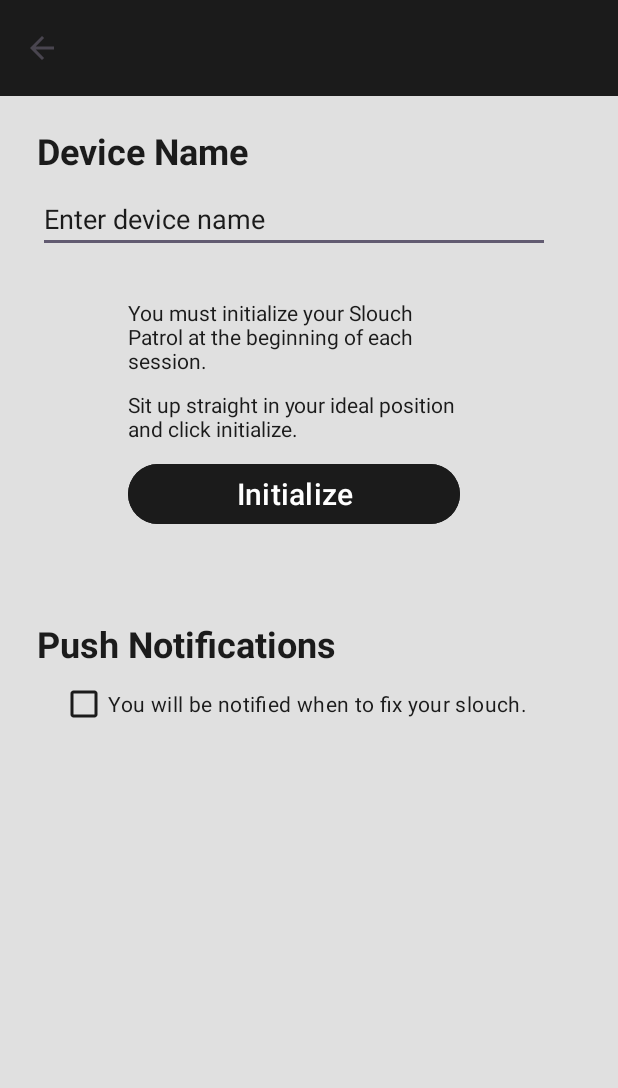
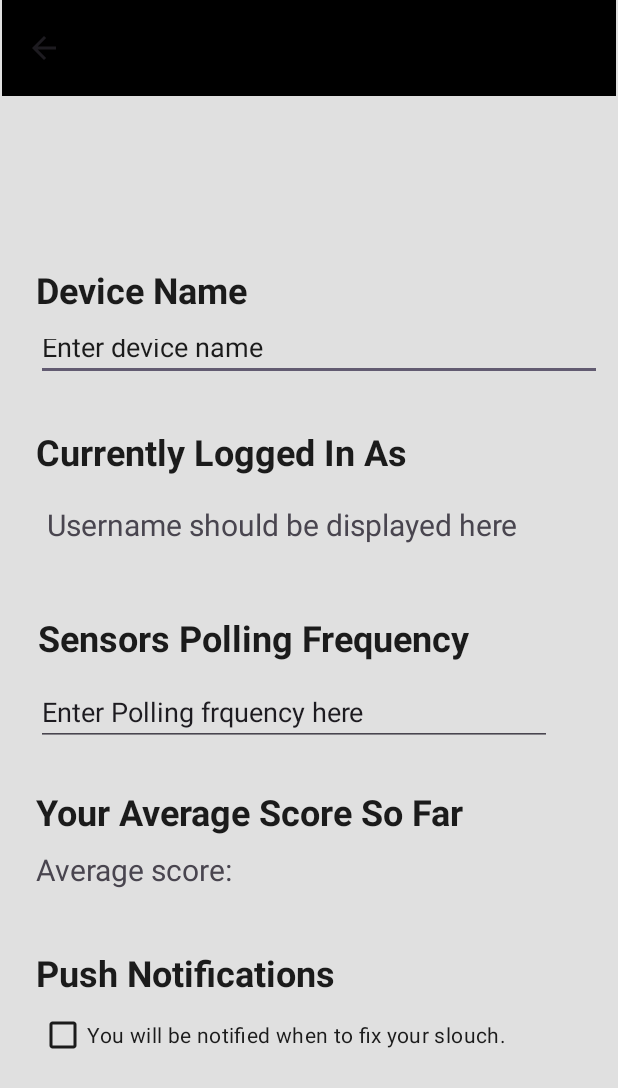
Before and after one commit to KhaledElshokri/Slouch-Patrol, an Android app: the SettingsActivity screen opened directly, with no data from a screen before it, on a phone screen of 412 x 824 dp. Shown: the top 1088 px of the screen. Run offline under Robolectric (Android 15) with nearby library versions, the phone set to English and light mode, and no system bars.

Commit message:
Refactored Settings page, and added changing pic depending on the score

```diff
--- a/SlouchPatrolApp/app/src/main/java/com/example/slouch_patrol_app/Controller/Activities/MainActivity.java
+++ b/SlouchPatrolApp/app/src/main/java/com/example/slouch_patrol_app/Controller/Activities/MainActivity.java
@@ -9,6 +9,7 @@
 
 import android.view.View;
 import android.widget.ImageButton;
+import android.widget.ImageView;
 import android.widget.RelativeLayout;
 import android.widget.TextView;
 import android.widget.Toast;
@@ -39,6 +40,7 @@
     private DatabaseHelper databaseHelper;
     private SharedPreferencesHelper sharedPreferencesHelper;
     private PostureCalculator postureCalculator;
+    private ImageView officerState;
 
     // SENSOR OBJECTS
     private SensorDataFetcher dataFetcher = new SensorDataFetcher();
@@ -64,6 +66,8 @@
 
         // Initialize Button + Score Display
         ImageButton stopButton = findViewById(R.id.stop_button);
+        officerState = findViewById(R.id.Officer_Image);
+        officerState.setImageResource(R.drawable.happy_officer);
         textViewScore = findViewById(R.id.textViewScore);
         relativeLayout = findViewById(R.id.relativeLayoutFields);
 
@@ -225,6 +229,19 @@
                     databaseHelper.addPostureScoreForCurrentUser(username, postureScore, String.valueOf(System.currentTimeMillis()));
                 }
 
+                if(postureScore > 75)
+                {
+                    officerState.setImageResource(R.drawable.happy_officer);
+                }
+                else if(postureScore > 50)
+                {
+                    officerState.setImageResource(R.drawable.mad_officer);
+                }
+                else
+                {
+                    officerState.setImageResource(R.drawable.extreme_officer);
+                }
+
                 runOnUiThread(() -> {
                     textViewScore.setText(String.valueOf(postureScore));
                 });
--- a/SlouchPatrolApp/app/src/main/java/com/example/slouch_patrol_app/Controller/Activities/SettingsActivity.java
+++ b/SlouchPatrolApp/app/src/main/java/com/example/slouch_patrol_app/Controller/Activities/SettingsActivity.java
@@ -28,9 +28,7 @@
     private SharedPreferencesHelper sharedPreferencesHelper;
     private DeviceSettings deviceSettings;
     private EditText deviceNameTextView;
-    private TextView lastInitializedTextView;
     private CheckBox notifSettingsCheckBox;
-    private Button initializeButton;
 
     @Override
     protected void onCreate(Bundle savedInstanceState) {
@@ -58,15 +56,8 @@
 
         // Initialize Dynamic UI Elements
         deviceNameTextView = findViewById(R.id.editDeviceName);
-        lastInitializedTextView = findViewById(R.id.lastInitialized);
         notifSettingsCheckBox = findViewById(R.id.notifCheckbox);
-        initializeButton = findViewById(R.id.buttonInitialize);
 
-        // Set Up Button Click Listener
-        initializeButton.setOnClickListener(new View.OnClickListener() {
-            // Trigger Initialize on Click
-            public void onClick(View v) { onClickInitialize(sharedPreferencesHelper); }
-        });
     }
 
     //allow toolbar to route back to parent activity
@@ -113,8 +104,6 @@
             deviceSettings.setConnectionStatus("CONNECTED");
             sharedPreferencesHelper.saveDeviceSettings(deviceSettings);
 
-            lastInitializedTextView.setText(deviceSettings.getLastInitialized());
-
             // Init the Device -> Calibration, etc.
             // TODO: Implement fragment to allow user to calibrate device + redirect to main activity
         }
@@ -130,10 +119,6 @@
             // Set Device Name
             deviceNameTextView.setText(deviceSettings.getDeviceName());
         }
-        if (deviceSettings.getLastInitialized()!=null){
-            // Set Last Initialized
-            lastInitializedTextView.setText(deviceSettings.getLastInitialized());
-        }
         if (deviceSettings.isPushNotifications()){
             // Set Notif Settings
             notifSettingsCheckBox.setChecked(deviceSettings.isPushNotifications());
--- a/SlouchPatrolApp/app/src/main/res/layout/activity_main.xml
+++ b/SlouchPatrolApp/app/src/main/res/layout/activity_main.xml
@@ -23,12 +23,17 @@
 
 
     <!-- Relative layout for the circle and score -->
+
+    <!-- BOTTOM RECTANGLE -->
+
     <RelativeLayout
         android:id="@+id/relativeLayoutFields"
-        android:layout_width="match_parent"
-        android:layout_height="500dp"
+        android:layout_width="412dp"
+        android:layout_height="329dp"
+        android:layout_marginTop="200dp"
+
         app:layout_constraintEnd_toEndOf="parent"
-
+        app:layout_constraintHorizontal_bias="0.0"
         app:layout_constraintStart_toStartOf="parent"
         app:layout_constraintTop_toBottomOf="@id/connectionStatus">
 
@@ -64,7 +69,6 @@
             android:textSize="60sp" />
     </RelativeLayout>
 
-    <!-- BOTTOM RECTANGLE -->
     <androidx.constraintlayout.widget.ConstraintLayout
         android:layout_width="match_parent"
         android:layout_height="150dp"
@@ -89,5 +93,19 @@
 
     </androidx.constraintlayout.widget.ConstraintLayout>
 
+    <ImageView
+        android:id="@+id/Officer_Image"
+        android:layout_width="221dp"
+        android:layout_height="279dp"
+        android:layout_marginStart="107dp"
+        android:layout_marginTop="27dp"
+        android:layout_marginEnd="83dp"
+        android:layout_marginBottom="425dp"
+        app:layout_constraintBottom_toBottomOf="parent"
+        app:layout_constraintEnd_toEndOf="parent"
+        app:layout_constraintStart_toStartOf="parent"
+        app:layout_constraintTop_toTopOf="parent"
+        app:srcCompat="@drawable/happy_officer" />
+
 
 </androidx.constraintlayout.widget.ConstraintLayout>
--- a/SlouchPatrolApp/app/src/main/res/layout/activity_settings.xml
+++ b/SlouchPatrolApp/app/src/main/res/layout/activity_settings.xml
@@ -8,139 +8,204 @@
     android:background="@color/background_color"
     tools:context=".Controller.Activities.SettingsActivity">
 
-    <com.google.android.material.appbar.AppBarLayout
-        android:id="@+id/appBarLayout"
-        android:layout_width="0dp"
-        android:layout_height="wrap_content"
-        android:fitsSystemWindows="true"
-        app:layout_constraintEnd_toEndOf="parent"
-        app:layout_constraintStart_toStartOf="parent"
-        app:layout_constraintTop_toTopOf="parent">
-
-        <com.google.android.material.appbar.MaterialToolbar
-            android:id="@+id/toolbar"
-            android:layout_width="match_parent"
-            android:layout_height="?attr/actionBarSize"
-            android:background="@color/primary_color" />
-
-
-    </com.google.android.material.appbar.AppBarLayout>
-
-    <TextView
-        android:id="@+id/textViewDeviceName"
-        android:layout_width="343dp"
-        android:layout_height="39dp"
-        android:layout_marginStart="25dp"
-        android:layout_marginTop="20dp"
-        android:layout_marginEnd="45dp"
-        android:text="Device Name"
-        android:textColor="@color/primary_color"
-        android:textColorLink="@color/primary_dark"
-        android:textSize="24sp"
-        android:textStyle="bold"
-        app:layout_constraintEnd_toEndOf="parent"
-        app:layout_constraintStart_toStartOf="parent"
-        app:layout_constraintTop_toBottomOf="@+id/appBarLayout" />
-
     <EditText
         android:id="@+id/editDeviceName"
-        android:layout_width="match_parent"
-        android:layout_height="wrap_content"
-        android:layout_marginStart="25dp"
-        android:layout_marginEnd="45dp"
+        android:layout_width="377dp"
+        android:layout_height="38dp"
+        android:layout_marginStart="24dp"
+        android:layout_marginEnd="3dp"
+        android:layout_marginBottom="570dp"
         android:hint="Enter device name"
         android:inputType="text"
         android:textColor="@color/primary_color"
         android:textColorHighlight="@color/primary_color"
         android:textColorHint="@color/primary_color"
+        app:layout_constraintBottom_toBottomOf="parent"
         app:layout_constraintEnd_toEndOf="parent"
-        app:layout_constraintHorizontal_bias="1.0"
+        app:layout_constraintHorizontal_bias="0.0"
         app:layout_constraintStart_toStartOf="parent"
-        app:layout_constraintTop_toBottomOf="@+id/textViewDeviceName" />
+        app:layout_constraintTop_toBottomOf="@+id/textViewDeviceName"
+        app:layout_constraintVertical_bias="0.0" />
 
     <TextView
-        android:id="@+id/infoText1"
-        android:layout_width="0dp"
-        android:layout_height="wrap_content"
-        android:layout_marginStart="60dp"
-        android:layout_marginTop="30dp"
-        android:layout_marginEnd="60dp"
-        android:text="You must initialize your Slouch Patrol at the beginning of each session. "
+        android:id="@+id/textViewDeviceName4"
+        android:layout_width="343dp"
+        android:layout_height="39dp"
+        android:layout_marginStart="24dp"
+        android:layout_marginTop="432dp"
+        android:layout_marginEnd="45dp"
+        android:layout_marginBottom="260dp"
+        android:text="Your Average Score So Far"
         android:textColor="@color/primary_color"
-        app:layout_constraintEnd_toEndOf="@+id/editDeviceName"
-        app:layout_constraintStart_toStartOf="@+id/editDeviceName"
-        app:layout_constraintTop_toBottomOf="@+id/editDeviceName" />
+        android:textColorLink="@color/primary_dark"
+        android:textSize="24sp"
+        android:textStyle="bold"
+        app:layout_constraintBottom_toBottomOf="parent"
+        app:layout_constraintEnd_toEndOf="parent"
+        app:layout_constraintHorizontal_bias="0.0"
+        app:layout_constraintStart_toStartOf="parent"
+        app:layout_constraintTop_toTopOf="parent"
+        app:layout_constraintVertical_bias="1.0" />
 
     <TextView
-        android:id="@+id/infoText2"
-        android:layout_width="0dp"
-        android:layout_height="wrap_content"
-        android:layout_marginStart="60dp"
-        android:layout_marginTop="10dp"
-        android:layout_marginEnd="60dp"
-        android:text="Sit up straight in your ideal position and click initialize."
+        android:id="@+id/textViewDeviceName2"
+        android:layout_width="343dp"
+        android:layout_height="39dp"
+        android:layout_marginStart="24dp"
+        android:layout_marginTop="192dp"
+        android:layout_marginEnd="45dp"
+        android:layout_marginBottom="500dp"
+        android:text="Currently Logged In As"
         android:textColor="@color/primary_color"
-        app:layout_constraintEnd_toEndOf="@+id/editDeviceName"
+        android:textColorLink="@color/primary_dark"
+        android:textSize="24sp"
+        android:textStyle="bold"
+        app:layout_constraintBottom_toBottomOf="parent"
+        app:layout_constraintEnd_toEndOf="parent"
         app:layout_constraintHorizontal_bias="0.0"
-        app:layout_constraintStart_toStartOf="@+id/editDeviceName"
-        app:layout_constraintTop_toBottomOf="@+id/infoText1" />
+        app:layout_constraintStart_toStartOf="parent"
+        app:layout_constraintTop_toTopOf="parent"
+        app:layout_constraintVertical_bias="1.0" />
 
     <TextView
-        android:id="@+id/lastInitialized"
-        android:layout_width="0dp"
-        android:layout_height="wrap_content"
-        android:layout_marginStart="60dp"
-        android:layout_marginTop="10dp"
-        android:layout_marginEnd="60dp"
-        android:text="Your last session was initialized at X."
-        android:textAlignment="center"
-        android:textColor="@color/primary_color"
-        app:layout_constraintEnd_toEndOf="@+id/editDeviceName"
+        android:id="@+id/textView4"
+        android:layout_width="344dp"
+        android:layout_height="44dp"
+        android:layout_marginStart="24dp"
+        android:layout_marginTop="2dp"
+        android:layout_marginEnd="43dp"
+        android:layout_marginBottom="214dp"
+        android:text="Average score:"
+        android:textSize="20sp"
+        app:layout_constraintBottom_toBottomOf="parent"
+        app:layout_constraintEnd_toEndOf="parent"
         app:layout_constraintHorizontal_bias="0.0"
-        app:layout_constraintStart_toStartOf="@+id/editDeviceName"
-        app:layout_constraintTop_toBottomOf="@+id/buttonInitialize" />
+        app:layout_constraintStart_toStartOf="parent"
+        app:layout_constraintTop_toBottomOf="@+id/textViewDeviceName4"
+        app:layout_constraintVertical_bias="1.0" />
 
     <TextView
-        android:id="@+id/textView7"
-        android:layout_width="0dp"
-        android:layout_height="wrap_content"
-        android:layout_marginTop="30dp"
-        android:layout_marginEnd="60dp"
-        android:text="Push Notifications"
-        android:textAlignment="textStart"
-        android:textColor="@color/primary_color"
-        android:textSize="24sp"
-        android:textStyle="bold"
-        app:layout_constraintEnd_toEndOf="@+id/textViewDeviceName"
-        app:layout_constraintHorizontal_bias="0.0"
-        app:layout_constraintStart_toStartOf="@+id/textViewDeviceName"
-        app:layout_constraintTop_toBottomOf="@+id/lastInitialized" />
-
-    <Button
-        android:id="@+id/buttonInitialize"
-        android:layout_width="0dp"
-        android:layout_height="wrap_content"
-        android:layout_marginTop="10dp"
-        android:backgroundTint="@color/primary_color"
-        android:text="Initialize"
+        android:id="@+id/settings_username"
+        android:layout_width="349dp"
+        android:layout_height="41dp"
+        android:layout_marginStart="31dp"
+        android:layout_marginTop="12dp"
+        android:layout_marginEnd="31dp"
+        android:layout_marginBottom="447dp"
+        android:text="Username should be displayed here"
         android:textSize="20sp"
-        app:layout_constraintEnd_toEndOf="@+id/infoText2"
-        app:layout_constraintStart_toStartOf="@+id/infoText2"
-        app:layout_constraintTop_toBottomOf="@+id/infoText2" />
+        app:layout_constraintBottom_toBottomOf="parent"
+        app:layout_constraintEnd_toEndOf="parent"
+        app:layout_constraintStart_toStartOf="parent"
+        app:layout_constraintTop_toBottomOf="@+id/textViewDeviceName2" />
 
     <CheckBox
         android:id="@+id/notifCheckbox"
         android:layout_width="wrap_content"
         android:layout_height="wrap_content"
+        android:layout_marginStart="26dp"
+        android:layout_marginEnd="74dp"
+        android:layout_marginBottom="110dp"
         android:buttonTint="@color/primary_color"
         android:drawableTint="@color/primary_color"
         android:text="You will be notified when to fix your slouch."
         android:textColor="@color/primary_color"
         android:textColorHighlight="@color/primary_color"
         android:textColorHint="@color/primary_color"
-        app:layout_constraintEnd_toEndOf="@+id/editDeviceName"
-        app:layout_constraintStart_toStartOf="@+id/textView7"
-        app:layout_constraintTop_toBottomOf="@+id/textView7" />
+        app:layout_constraintBottom_toBottomOf="parent"
+        app:layout_constraintEnd_toEndOf="parent"
+        app:layout_constraintHorizontal_bias="0.0"
+        app:layout_constraintStart_toStartOf="parent"
+        app:layout_constraintTop_toBottomOf="@+id/textView7"
+        app:layout_constraintVertical_bias="1.0" />
+
+    <TextView
+        android:id="@+id/textViewDeviceName"
+        android:layout_width="343dp"
+        android:layout_height="39dp"
+        android:layout_marginStart="24dp"
+        android:layout_marginEnd="44dp"
+        android:layout_marginBottom="608dp"
+        android:text="Device Name"
+        android:textColor="@color/primary_color"
+        android:textColorLink="@color/primary_dark"
+        android:textSize="24sp"
+        android:textStyle="bold"
+        app:layout_constraintBottom_toBottomOf="parent"
+        app:layout_constraintEnd_toEndOf="parent"
+        app:layout_constraintHorizontal_bias="0.0"
+        app:layout_constraintStart_toStartOf="parent" />
+
+    <TextView
+        android:id="@+id/textViewDeviceName3"
+        android:layout_width="343dp"
+        android:layout_height="39dp"
+        android:layout_marginStart="25dp"
+        android:layout_marginTop="316dp"
+        android:layout_marginEnd="44dp"
+        android:layout_marginBottom="376dp"
+        android:text="Sensors Polling Frequency"
+        android:textColor="@color/primary_color"
+        android:textColorLink="@color/primary_dark"
+        android:textSize="24sp"
+        android:textStyle="bold"
+        app:layout_constraintBottom_toBottomOf="parent"
+        app:layout_constraintEnd_toEndOf="parent"
+        app:layout_constraintHorizontal_bias="0.0"
+        app:layout_constraintStart_toStartOf="parent"
+        app:layout_constraintTop_toTopOf="parent"
+        app:layout_constraintVertical_bias="1.0" />
+
+    <EditText
+        android:id="@+id/editTextText"
+        android:layout_width="344dp"
+        android:layout_height="42dp"
+        android:layout_marginStart="24dp"
+        android:layout_marginTop="7dp"
+        android:layout_marginEnd="43dp"
+        android:layout_marginBottom="327dp"
+        android:ems="10"
+        android:inputType="text"
+        android:text="Enter Polling frquency here"
+        app:layout_constraintBottom_toBottomOf="parent"
+        app:layout_constraintEnd_toEndOf="parent"
+        app:layout_constraintHorizontal_bias="0.0"
+        app:layout_constraintStart_toStartOf="parent"
+        app:layout_constraintTop_toBottomOf="@+id/textViewDeviceName3"
+        app:layout_constraintVertical_bias="0.0" />
+
+    <TextView
+        android:id="@+id/textView7"
+        android:layout_width="283dp"
+        android:layout_height="wrap_content"
+        android:layout_marginStart="24dp"
+        android:layout_marginTop="540dp"
+        android:layout_marginEnd="104dp"
+        android:layout_marginBottom="159dp"
+        android:text="Push Notifications"
+        android:textAlignment="textStart"
+        android:textColor="@color/primary_color"
+        android:textSize="24sp"
+        android:textStyle="bold"
+        app:layout_constraintBottom_toBottomOf="parent"
+        app:layout_constraintEnd_toEndOf="parent"
+        app:layout_constraintHorizontal_bias="0.0"
+        app:layout_constraintStart_toStartOf="parent"
+        app:layout_constraintTop_toTopOf="parent"
+        app:layout_constraintVertical_bias="1.0" />
+
+    <androidx.appcompat.widget.Toolbar
+        android:id="@+id/toolbar"
+        android:layout_width="409dp"
+        android:layout_height="wrap_content"
+        android:layout_marginStart="1dp"
+        android:layout_marginEnd="1dp"
+        android:background="?attr/colorPrimary"
+        android:minHeight="?attr/actionBarSize"
+        android:theme="?attr/actionBarTheme"
+        app:layout_constraintEnd_toEndOf="parent"
+        app:layout_constraintStart_toStartOf="parent"
+        app:layout_constraintTop_toTopOf="parent" />
 
 
 </androidx.constraintlayout.widget.ConstraintLayout>
```
Also changed, not shown: SlouchPatrolApp/app/src/main/res/drawable/Extreme_Officer.PNG (added), SlouchPatrolApp/app/src/main/res/drawable/Happy_Officer.PNG (added), SlouchPatrolApp/app/src/main/res/drawable/Mad_Officer.PNG (added).
